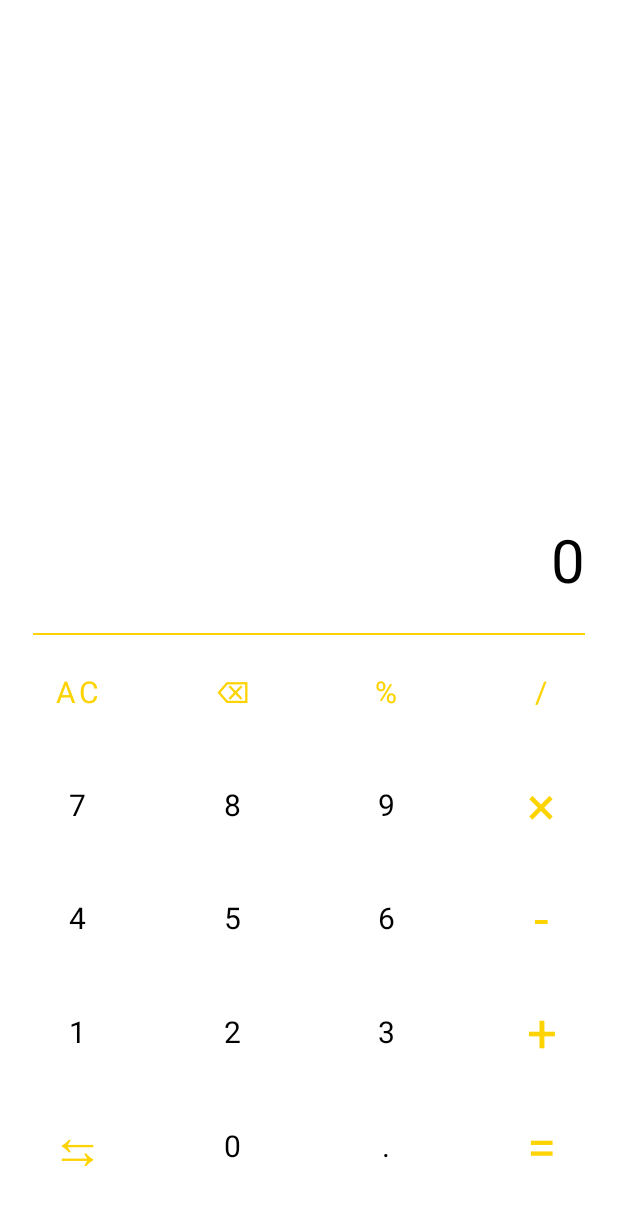
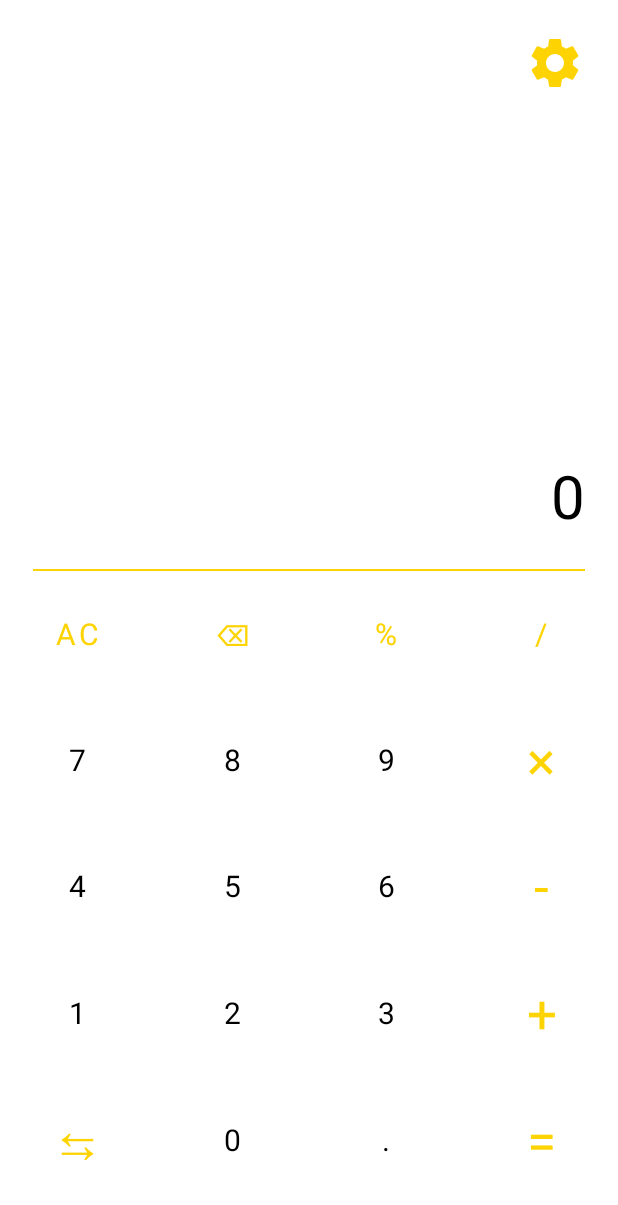
Before and after one commit to ArtNikita/Calculator, an Android app: the screen it shows after launch (MainActivity), on a phone screen of 412 x 824 dp. Shown: the top 1205 px of the screen. Run offline under Robolectric (Android 15) with nearby library versions, the phone set to English and light mode, and no system bars; Roboto replaces fonts that are not available here.

Commit message:
Homework5: Added settings with theme choosing mode

```diff
--- a/app/src/main/AndroidManifest.xml
+++ b/app/src/main/AndroidManifest.xml
@@ -10,6 +10,7 @@
         android:roundIcon="@mipmap/ic_launcher_round"
         android:supportsRtl="true"
         android:theme="@style/Theme.Calculator">
+        <activity android:name=".SettingsActivity"/>
         <activity
             android:name=".MainActivity"
             android:exported="true">
--- a/app/src/main/java/ru/nikky/calculator/MainActivity.java
+++ b/app/src/main/java/ru/nikky/calculator/MainActivity.java
@@ -2,12 +2,15 @@ package ru.nikky.calculator;
 
 import androidx.annotation.NonNull;
 import androidx.appcompat.app.AppCompatActivity;
+import androidx.appcompat.widget.AppCompatImageView;
 
+import android.content.Intent;
 import android.os.Bundle;
 
 public class MainActivity extends AppCompatActivity {
 
     private Calculator calculator;
+    private AppCompatImageView settingsButtonImageView;
 
     @Override
     protected void onCreate(Bundle savedInstanceState) {
@@ -15,6 +18,16 @@ public class MainActivity extends AppCompatActivity {
         setContentView(R.layout.activity_main);
 
         createCalculator(savedInstanceState);
+
+        setupSettingsButton();
+    }
+
+    private void setupSettingsButton() {
+        settingsButtonImageView = findViewById(R.id.settings_button_image_view);
+        settingsButtonImageView.setOnClickListener(v -> {
+            Intent settingsIntent = new Intent(MainActivity.this, SettingsActivity.class);
+            startActivity(settingsIntent);
+        });
     }
 
     private void createCalculator(Bundle savedInstanceState) {
--- /dev/null
+++ b/app/src/main/res/drawable/ic_settings.xml
@@ -0,0 +1,5 @@
+<vector android:height="24dp" android:tint="@color/interface_yellow"
+    android:viewportHeight="24" android:viewportWidth="24"
+    android:width="24dp" xmlns:android="http://schemas.android.com/apk/res/android">
+    <path android:fillColor="@android:color/white" android:pathData="M19.14,12.94c0.04,-0.3 0.06,-0.61 0.06,-0.94c0,-0.32 -0.02,-0.64 -0.07,-0.94l2.03,-1.58c0.18,-0.14 0.23,-0.41 0.12,-0.61l-1.92,-3.32c-0.12,-0.22 -0.37,-0.29 -0.59,-0.22l-2.39,0.96c-0.5,-0.38 -1.03,-0.7 -1.62,-0.94L14.4,2.81c-0.04,-0.24 -0.24,-0.41 -0.48,-0.41h-3.84c-0.24,0 -0.43,0.17 -0.47,0.41L9.25,5.35C8.66,5.59 8.12,5.92 7.63,6.29L5.24,5.33c-0.22,-0.08 -0.47,0 -0.59,0.22L2.74,8.87C2.62,9.08 2.66,9.34 2.86,9.48l2.03,1.58C4.84,11.36 4.8,11.69 4.8,12s0.02,0.64 0.07,0.94l-2.03,1.58c-0.18,0.14 -0.23,0.41 -0.12,0.61l1.92,3.32c0.12,0.22 0.37,0.29 0.59,0.22l2.39,-0.96c0.5,0.38 1.03,0.7 1.62,0.94l0.36,2.54c0.05,0.24 0.24,0.41 0.48,0.41h3.84c0.24,0 0.44,-0.17 0.47,-0.41l0.36,-2.54c0.59,-0.24 1.13,-0.56 1.62,-0.94l2.39,0.96c0.22,0.08 0.47,0 0.59,-0.22l1.92,-3.32c0.12,-0.22 0.07,-0.47 -0.12,-0.61L19.14,12.94zM12,15.6c-1.98,0 -3.6,-1.62 -3.6,-3.6s1.62,-3.6 3.6,-3.6s3.6,1.62 3.6,3.6S13.98,15.6 12,15.6z"/>
+</vector>
--- a/app/src/main/res/layout-land/activity_main.xml
+++ b/app/src/main/res/layout-land/activity_main.xml
@@ -2,6 +2,14 @@
 <androidx.appcompat.widget.LinearLayoutCompat xmlns:android="http://schemas.android.com/apk/res/android"
     style="@style/MainContainerStyle"
     android:orientation="horizontal">
+
+    <androidx.appcompat.widget.AppCompatImageView
+        android:id="@+id/settings_button_image_view"
+        android:layout_width="@dimen/settings_button_image_view_size"
+        android:layout_height="@dimen/settings_button_image_view_size"
+        android:layout_marginStart="@dimen/default_margin_or_padding"
+        android:layout_marginTop="@dimen/default_margin_or_padding"
+        android:src="@drawable/ic_settings" />
 
     <androidx.appcompat.widget.LinearLayoutCompat
         android:layout_width="0dp"
@@ -10,7 +18,7 @@
         android:layout_marginTop="@dimen/default_margin_or_padding"
         android:layout_marginEnd="@dimen/default_margin_or_padding"
         android:layout_marginBottom="@dimen/default_margin_or_padding"
-        android:layout_weight="1"
+        android:layout_weight="2"
         android:paddingBottom="@dimen/default_margin_or_padding">
 
         <androidx.core.widget.NestedScrollView
@@ -57,7 +65,7 @@
     <GridLayout
         android:layout_width="0dp"
         android:layout_height="match_parent"
-        android:layout_weight="1"
+        android:layout_weight="3"
         android:animateLayoutChanges="true"
         android:background="@android:color/transparent"
         android:columnCount="5"
--- a/app/src/main/res/layout/activity_main.xml
+++ b/app/src/main/res/layout/activity_main.xml
@@ -2,6 +2,15 @@
 <androidx.appcompat.widget.LinearLayoutCompat xmlns:android="http://schemas.android.com/apk/res/android"
     style="@style/MainContainerStyle"
     android:orientation="vertical">
+
+    <androidx.appcompat.widget.AppCompatImageView
+        android:id="@+id/settings_button_image_view"
+        android:layout_width="@dimen/settings_button_image_view_size"
+        android:layout_height="@dimen/settings_button_image_view_size"
+        android:layout_gravity="end"
+        android:layout_marginTop="@dimen/default_margin_or_padding"
+        android:layout_marginEnd="@dimen/default_margin_or_padding"
+        android:src="@drawable/ic_settings" />
 
     <androidx.appcompat.widget.LinearLayoutCompat
         android:layout_width="match_parent"
@@ -9,7 +18,7 @@
         android:layout_marginStart="@dimen/default_margin_or_padding"
         android:layout_marginTop="@dimen/default_margin_or_padding"
         android:layout_marginEnd="@dimen/default_margin_or_padding"
-        android:layout_weight="1"
+        android:layout_weight="2"
         android:paddingBottom="@dimen/default_margin_or_padding">
 
         <androidx.core.widget.NestedScrollView
@@ -56,7 +65,7 @@
     <GridLayout
         android:layout_width="match_parent"
         android:layout_height="0dp"
-        android:layout_weight="1"
+        android:layout_weight="3"
         android:animateLayoutChanges="true"
         android:background="@android:color/transparent"
         android:columnCount="5"
--- a/app/src/main/res/values-night/styles.xml
+++ b/app/src/main/res/values-night/styles.xml
@@ -45,4 +45,9 @@
     <style name="CalculationsTextViewStyle">
         <item name="android:textColor">@color/white</item>
     </style>
+
+    <style name="SettingsStyle">
+        <item name="android:textColor">@color/white</item>
+        <item name="android:textSize">30sp</item>
+    </style>
 </resources>
--- a/app/src/main/res/values/dimens.xml
+++ b/app/src/main/res/values/dimens.xml
@@ -7,4 +7,5 @@
     <dimen name="default_margin_or_padding">22dp</dimen>
     <dimen name="separate_view_height">1dp</dimen>
     <dimen name="calculator_button_width">56dp</dimen>
+    <dimen name="settings_button_image_view_size">40dp</dimen>
 </resources>
--- a/app/src/main/res/values/strings.xml
+++ b/app/src/main/res/values/strings.xml
@@ -36,4 +36,7 @@
     <string name="pi_button">π</string>
     <string name="e_button">e</string>
     <string name="evaluate_expression_exception_snackbar_message">Check your expression</string>
+    <string name="settings_text_view">Settings</string>
+    <string name="light_theme_radio_button_text">Light theme</string>
+    <string name="dark_theme_radio_button_text">Dark theme</string>
 </resources>
--- a/app/src/main/res/values/styles.xml
+++ b/app/src/main/res/values/styles.xml
@@ -45,4 +45,9 @@
     <style name="CalculationsTextViewStyle">
         <item name="android:textColor">@color/black</item>
     </style>
+
+    <style name="SettingsStyle">
+        <item name="android:textColor">@color/black</item>
+        <item name="android:textSize">30sp</item>
+    </style>
 </resources>
```
Also changed, not shown: app/src/main/java/ru/nikky/calculator/SettingsActivity.java (added, +39 -0 lines), app/src/main/res/layout/activity_settings.xml (added, +41 -0 lines).
